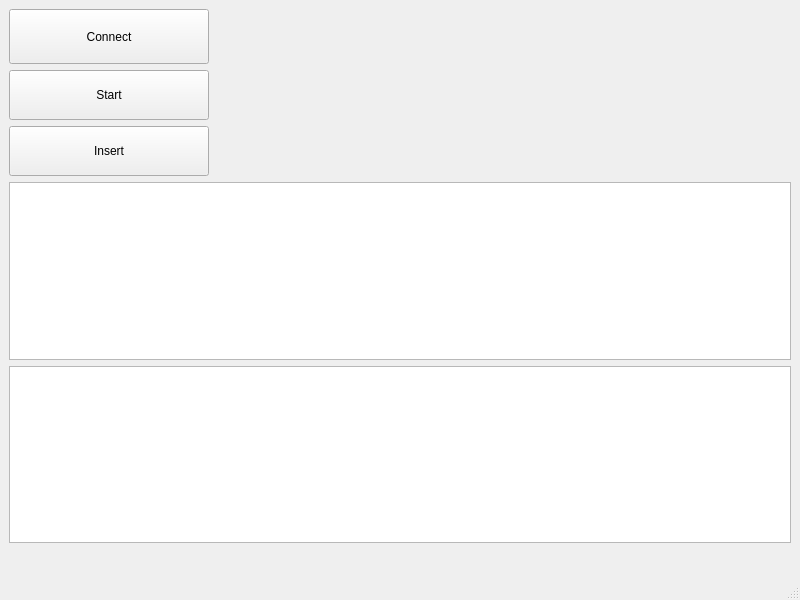
This is top.ui in jibonaronno/Flowmeter as Qt 5 draws it before an edit. The edited form follows.
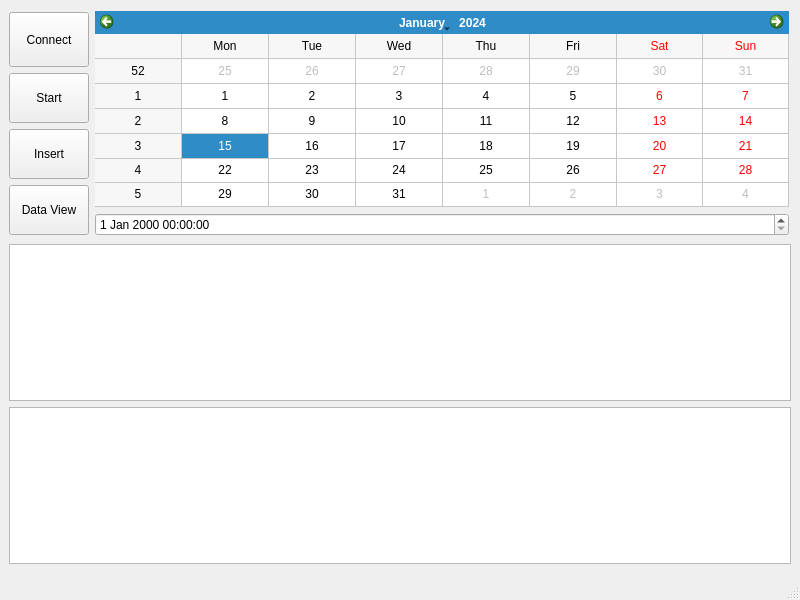
This is the edited form.

```diff
--- a/top.ui
+++ b/top.ui
@@ -18,6 +18,28 @@
     <item>
      <layout class="QVBoxLayout" name="VL0">
       <item>
+       <layout class="QHBoxLayout" name="horizontalLayout">
+        <property name="topMargin">
+         <number>2</number>
+        </property>
+        <property name="rightMargin">
+         <number>2</number>
+        </property>
+        <property name="bottomMargin">
+         <number>2</number>
+        </property>
+        <item>
+         <layout class="QVBoxLayout" name="verticalLayout_2">
+          <property name="topMargin">
+           <number>1</number>
+          </property>
+          <property name="rightMargin">
+           <number>0</number>
+          </property>
+          <property name="bottomMargin">
+           <number>1</number>
+          </property>
+          <item>
        <widget class="QPushButton" name="btn1">
         <property name="minimumSize">
          <size>
@@ -82,6 +104,37 @@
          <string>Insert</string>
         </property>
        </widget>
+          </item>
+          <item>
+           <widget class="QPushButton" name="btn4">
+            <property name="minimumSize">
+             <size>
+              <width>0</width>
+              <height>50</height>
+             </size>
+            </property>
+            <property name="text">
+             <string>Data View</string>
+            </property>
+           </widget>
+          </item>
+         </layout>
+        </item>
+        <item>
+         <layout class="QVBoxLayout" name="verticalLayout_3">
+          <item>
+           <widget class="QCalendarWidget" name="calendarWidget">
+            <property name="gridVisible">
+             <bool>true</bool>
+            </property>
+           </widget>
+          </item>
+          <item>
+           <widget class="QDateTimeEdit" name="dateTimeEdit"/>
+          </item>
+         </layout>
+        </item>
+       </layout>
       </item>
       <item>
        <widget class="QListWidget" name="portListBox"/>
```
Lines whose indentation alone changed are shown as unchanged.
